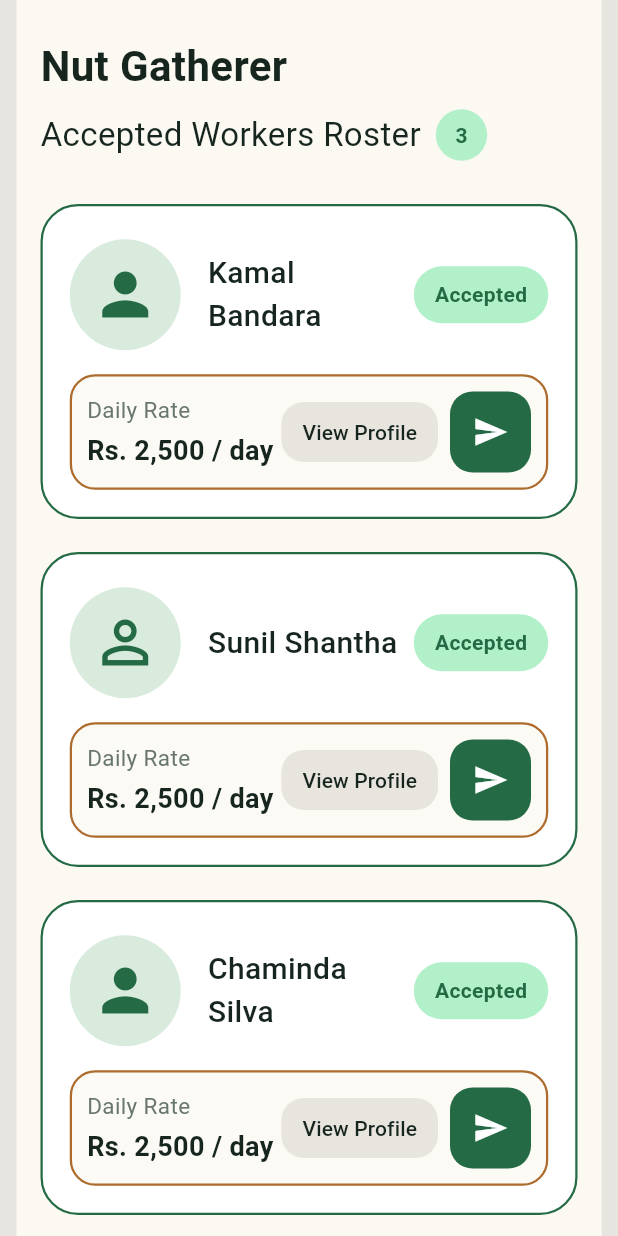
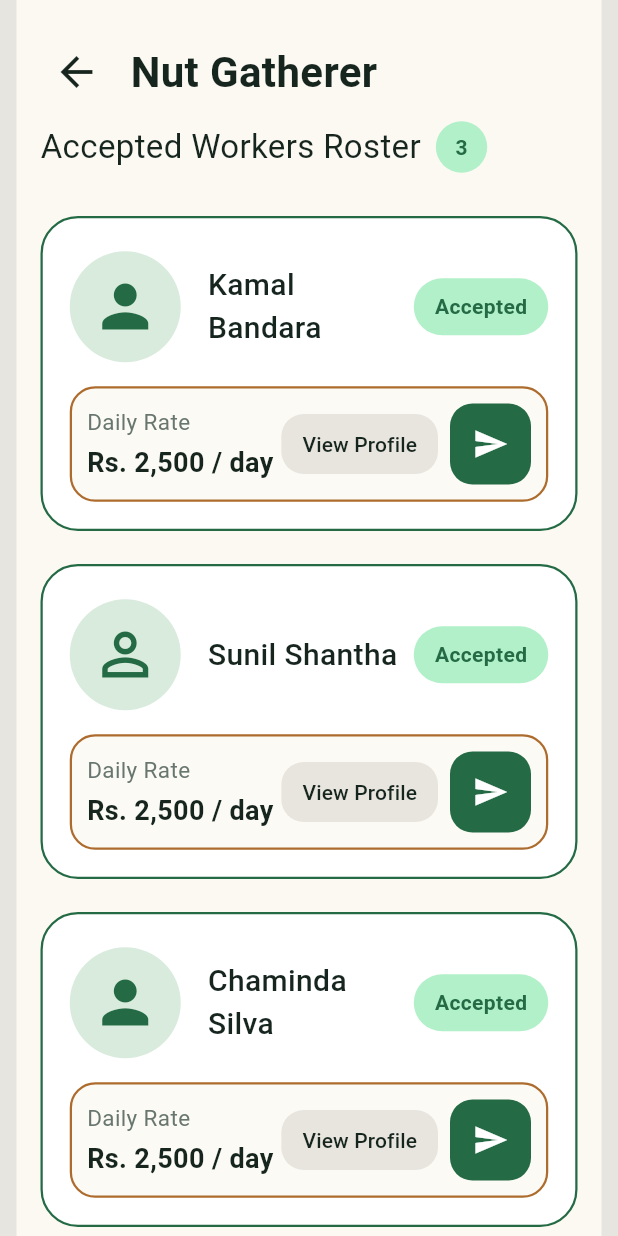
Before and after one commit to MalshiTharukaKarunathilaka/CocoConnect, a Flutter app: the AcceptedWorkersPage screen opened directly, on a phone screen of 412 x 824 dp. Run offline on Flutter 3.47's test engine with Material 3 defaults, Android fonts, the light colour scheme and no system bars; our stand-ins replace flutter_map, latlong2, shared_preferences; missing offline and left inert: geolocator_platform_interface; accounts and stored records are empty; Roboto replaces fonts that are missing (Arial).

Commit message:
Add back button and worker chat navigation

```diff
--- a/lib/screens/accepted_workers_page.dart
+++ b/lib/screens/accepted_workers_page.dart
@@ -1,4 +1,5 @@
 import 'package:flutter/material.dart';
+import 'worker_chat_page.dart';
 
 const Color _rosterGreen = Color(0xFF246B45);
 const Color _rosterBackground = Color(0xFFFCF9F3);
@@ -26,6 +27,19 @@ class AcceptedWorkersPage extends StatelessWidget {
             child: ListView(
               padding: const EdgeInsets.fromLTRB(16, 24, 16, 24),
               children: [
+                Row(
+                  children: [
+                    IconButton(
+                      onPressed: () => Navigator.pop(context),
+                      padding: EdgeInsets.zero,
+                      constraints: const BoxConstraints(),
+                      icon: const Icon(
+                        Icons.arrow_back,
+                        size: 32,
+                        color: _rosterInk,
+                      ),
+                    ),
+                    const SizedBox(width: 12),
                     const Text(
                       'Nut Gatherer',
                       style: TextStyle(
@@ -33,6 +47,8 @@ class AcceptedWorkersPage extends StatelessWidget {
                         fontSize: 28,
                         fontWeight: FontWeight.bold,
                       ),
+                    ),
+                  ],
                 ),
                 const SizedBox(height: 8),
                 Row(
@@ -175,8 +191,11 @@ class AcceptedWorkersPage extends StatelessWidget {
                 ),
                 const SizedBox(width: 8),
                 IconButton(
-                  onPressed: () => ScaffoldMessenger.of(context).showSnackBar(
-                    SnackBar(content: Text('Contact ${worker.name}')),
+                  onPressed: () => Navigator.push(
+                    context,
+                    MaterialPageRoute(
+                      builder: (_) => WorkerChatPage(workerName: worker.name),
+                    ),
                   ),
                   icon: const Icon(Icons.send, color: Colors.white, size: 24),
                   style: IconButton.styleFrom(
```
Lines whose indentation alone changed are shown as unchanged.
